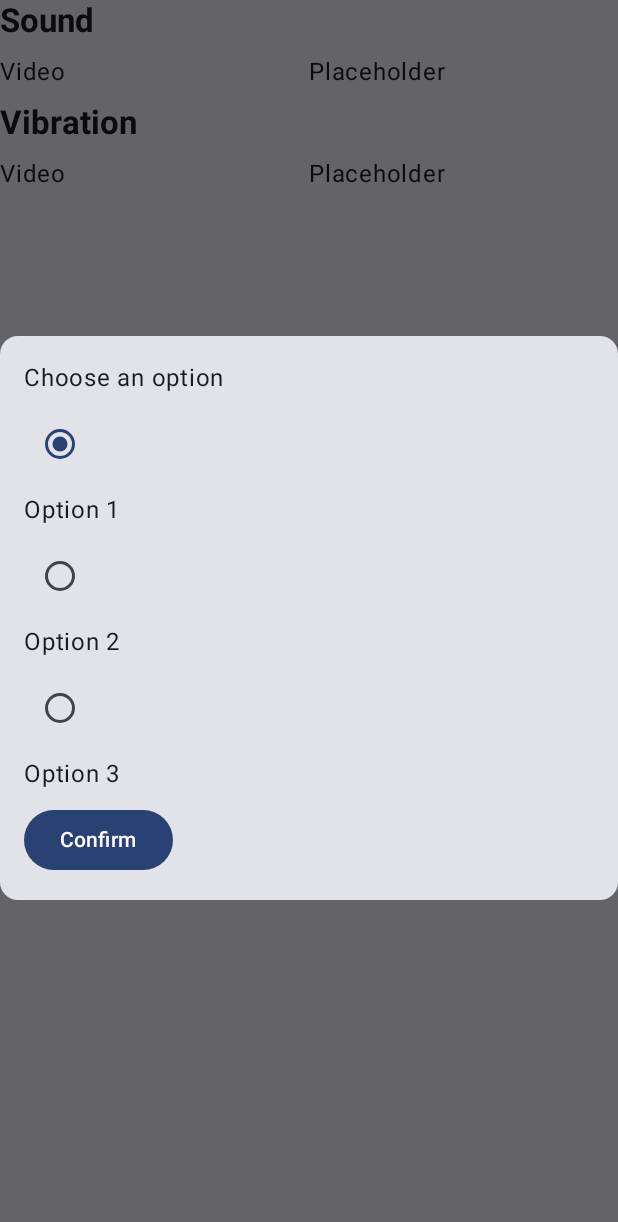
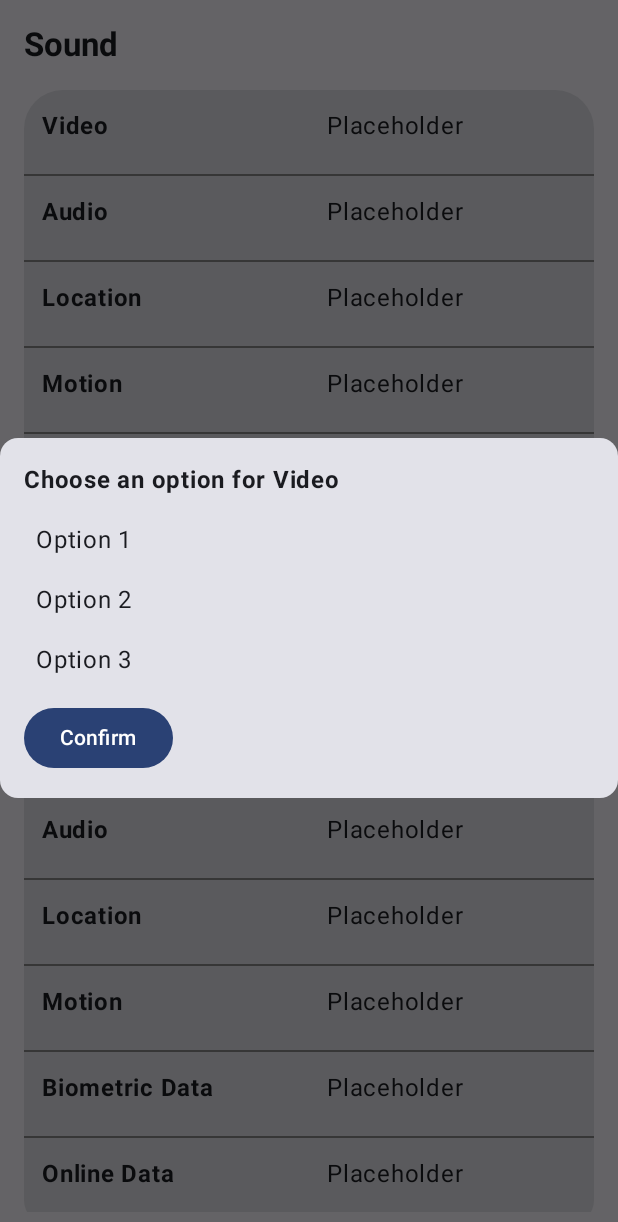
Before and after one commit to thomasdinh/PVCompose, an Android app built with Jetpack Compose: the composable SoundAndHapticsSettings shown on its own in the app's theme, after a tap on "Video", on a phone screen of 412 x 824 dp. Shown: the top 1222 px of the screen. Run offline under Robolectric (Android 15) with nearby library versions, the phone set to English and light mode, and no system bars.

Commit message:
improved UI

```diff
--- a/app/src/main/java/com/example/pvcompose/SoundHapticsScreen.kt
+++ b/app/src/main/java/com/example/pvcompose/SoundHapticsScreen.kt
@@ -1,18 +1,24 @@
 package com.example.pvcompose
 
 import android.widget.RadioGroup
+import androidx.compose.foundation.background
 import androidx.compose.foundation.clickable
 import androidx.compose.foundation.layout.Arrangement
 import androidx.compose.foundation.layout.Column
 import androidx.compose.foundation.layout.Row
+import androidx.compose.foundation.layout.Spacer
 import androidx.compose.foundation.layout.fillMaxSize
 import androidx.compose.foundation.layout.fillMaxWidth
+import androidx.compose.foundation.layout.height
 import androidx.compose.foundation.layout.padding
 import androidx.compose.foundation.layout.width
 import androidx.compose.foundation.lazy.LazyColumn
+import androidx.compose.foundation.lazy.itemsIndexed
+import androidx.compose.foundation.shape.RoundedCornerShape
 import androidx.compose.material3.AlertDialog
 import androidx.compose.material3.Button
 import androidx.compose.material3.Card
+import androidx.compose.material3.Divider
 import androidx.compose.material3.ExperimentalMaterial3Api
 import androidx.compose.material3.MaterialTheme
 import androidx.compose.material3.RadioButton
@@ -25,6 +31,7 @@ import androidx.compose.runtime.mutableStateOf
 import androidx.compose.runtime.remember
 import androidx.compose.runtime.setValue
 import androidx.compose.ui.Modifier
+import androidx.compose.ui.graphics.Color
 import androidx.compose.ui.text.font.FontWeight
 import androidx.compose.ui.unit.dp
 
@@ -37,7 +44,9 @@ fun SoundAndHapticsSettings() {
 
 
         LazyColumn(
-            modifier = Modifier.fillMaxSize(),
+            modifier = Modifier
+                .fillMaxSize()
+                .padding(16.dp),
             verticalArrangement = Arrangement.spacedBy(8.dp)
         ) {
             item {
@@ -46,20 +55,50 @@ fun SoundAndHapticsSettings() {
                     style = MaterialTheme.typography.titleLarge,
                     fontWeight = FontWeight.Bold
                 )
-            }
-            item {
-                soundSettingsLine("Video")
+                Spacer(modifier = Modifier.height(8.dp))
 
             }
             item {
+                Card(modifier = Modifier.fillMaxWidth(),
+                    shape = RoundedCornerShape(26.dp),
+                    ) {
+                    Column {
+                        soundSettingsLine("Video")
+                        soundSettingsLine("Audio")
+                        soundSettingsLine("Location")
+                        soundSettingsLine("Motion")
+                        soundSettingsLine("Biometric Data")
+                        soundSettingsLine("Online Data")
+                    }
+
+                }
+
+            }
+            item {
+                Spacer(modifier = Modifier.height(16.dp))
+
                 Text(
                     text = "Vibration",
                     style = MaterialTheme.typography.titleLarge,
                     fontWeight = FontWeight.Bold
                 )
+                Spacer(modifier = Modifier.height(8.dp))
             }
             item {
+                Card(modifier = Modifier.fillMaxWidth(),
+                    shape = RoundedCornerShape(16.dp),) {
+
+                    Column {
                         soundSettingsLine("Video")
+                        soundSettingsLine("Audio")
+                        soundSettingsLine("Location")
+                        soundSettingsLine("Motion")
+                        soundSettingsLine("Biometric Data")
+                        soundSettingsLine("Online Data")
+                    }
+
+                }
+
             }
         }
 
@@ -70,14 +109,14 @@ fun soundSettingsLine(settingsTitle: String) {
     // State to control the visibility of the dialog
     var showDialog by remember { mutableStateOf(false) }
 
-    // State to track the selected radio button
-    var selectedOption by remember { mutableStateOf(0) }
-
-    var soundOptions = listOf<String>("Option 1", "Option 2", "Option 3")
-
     // State to hold the text for the placeholder
     var placeholderText by remember { mutableStateOf("Placeholder") }
 
+    // State to track the selected option index
+    var selectedOptionIndex by remember { mutableStateOf(-1) }
+
+    var soundOptions = listOf("Option 1", "Option 2", "Option 3")
+    Column {
         Row(
             modifier = Modifier
                 .fillMaxWidth()
@@ -85,21 +124,31 @@ fun soundSettingsLine(settingsTitle: String) {
                     showDialog = true
                 }
         ) {
-        Text(text = settingsTitle, modifier = Modifier.weight(1f))
-        Text(text = placeholderText, modifier = Modifier.weight(1f))
+            Text(text = settingsTitle, modifier = Modifier
+                .weight(1f)
+                .padding(12.dp),
+                fontWeight = FontWeight.Bold
+            )
+            Text(text = placeholderText, modifier = Modifier
+                .weight(1f)
+                .padding(12.dp))
         }
+
+        Spacer(modifier = Modifier.height(8.dp)) // Add space between items
+        Divider(color = Color.Gray, thickness = 1.dp) // Add a gray line
+    }
+
 
     // Display the AlertDialog composable when showDialog is true
     if (showDialog) {
-        AlertDialogWithRadioGroup(
-            title = "Choose an option",
+        AlertDialogWithScrollableList(
+            title = "Choose an option for $settingsTitle",
             options = soundOptions,
-            selectedOption = selectedOption,
-            onOptionSelected = {
-                    index ->
-                selectedOption = index
+            selectedOptionIndex = selectedOptionIndex,
+            onOptionSelected = { index ->
                 // Update the placeholder text based on the selected option
-                placeholderText = "Selected: ${soundOptions[index]}"
+                placeholderText = soundOptions[index]
+                selectedOptionIndex = index
             },
             onDismissRequest = {
                 showDialog = false
@@ -114,10 +163,10 @@ fun soundSettingsLine(settingsTitle: String) {
 
 @OptIn(ExperimentalMaterial3Api::class)
 @Composable
-fun AlertDialogWithRadioGroup(
+fun AlertDialogWithScrollableList(
     title: String,
     options: List<String>,
-    selectedOption: Int,
+    selectedOptionIndex: Int,
     onOptionSelected: (Int) -> Unit,
     onDismissRequest: () -> Unit,
     onConfirm: () -> Unit
@@ -132,14 +181,26 @@ fun AlertDialogWithRadioGroup(
                     .fillMaxWidth(),
                 verticalArrangement = Arrangement.spacedBy(8.dp)
             ) {
-                Text(text = title)
+                Text(text = title, fontWeight = FontWeight.Bold)
 
-                options.forEachIndexed { index, option ->
-                    RadioButton(
-                        selected = index == selectedOption,
-                        onClick = { onOptionSelected(index) }
+                LazyColumn {
+                    itemsIndexed(options) { index, option ->
+
+                        var alertDialogcolor = if (index == selectedOptionIndex) Color.Gray else Color.Transparent
+                        Text(
+                            text = option,
+                            modifier = Modifier
+                                .clickable {
+                                    onOptionSelected(index)
+                                }
+                                .padding(8.dp)
+                                .width(200.dp)
+                                .background(
+                                    alertDialogcolor,
+                                    shape = RoundedCornerShape(16.dp)
                                 )
-                    Text(text = option)
+                        )
+                    }
                 }
 
                 Button(
```
Lines whose indentation alone changed are shown as unchanged.
